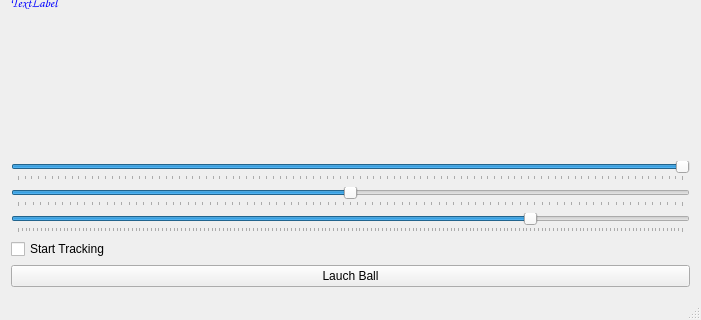
Before: the Qt Designer form Projet_Catakoi/mainwindow.ui in arnaudricaud/ProjetBM, drawn with Qt 5; both pictures show x 0 to 701 and y 156 to 476 of the 701 by 476 pixel window.
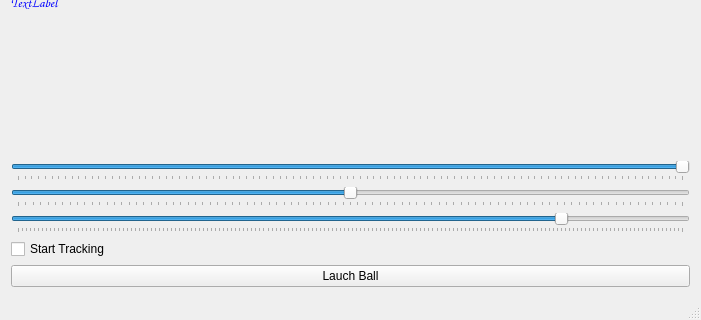
After: the same form once the commit is applied. Custom widgets are drawn as their Qt base class.

Diff of the .ui file:
```diff
--- a/Projet_Catakoi/mainwindow.ui
+++ b/Projet_Catakoi/mainwindow.ui
@@ -1922,7 +1922,7 @@
            <number>-135</number>
           </property>
           <property name="maximum">
-           <number>40</number>
+           <number>30</number>
           </property>
           <property name="orientation">
            <enum>Qt::Horizontal</enum>
```
